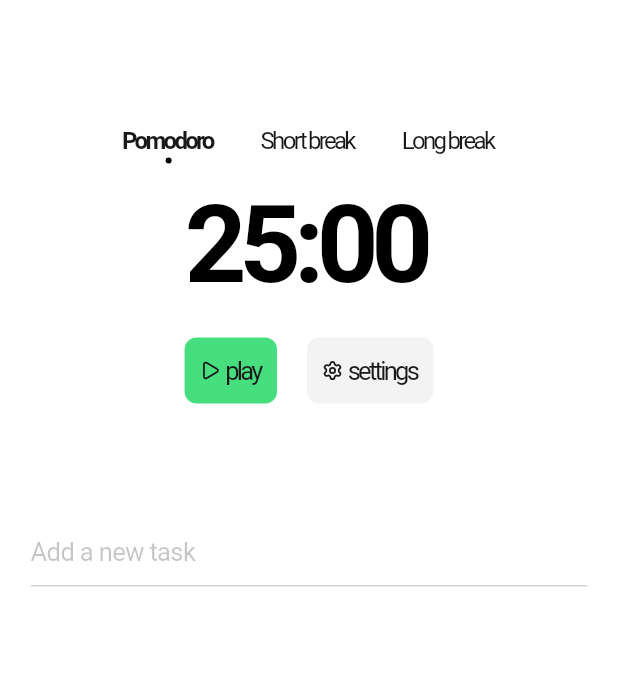
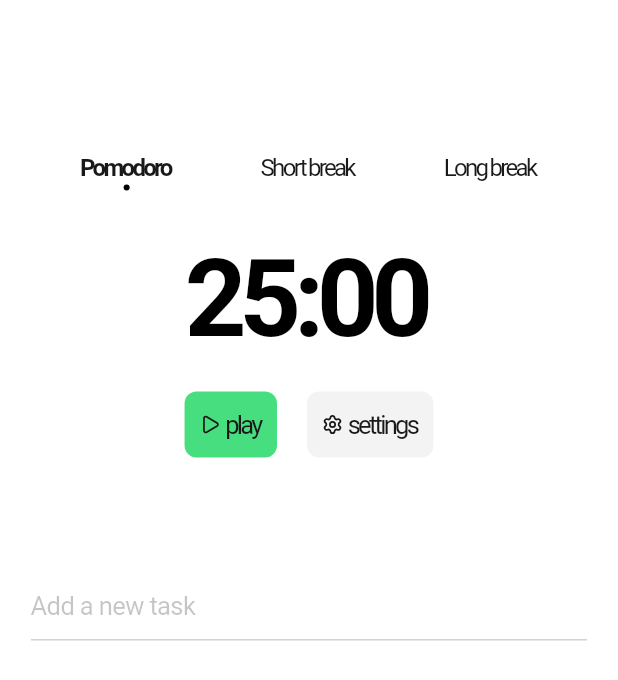
Before and after one commit to MeanRom/flutter-pomodoro, a Flutter app: the screen it shows after launch, on a phone screen of 412 x 824 dp. Shown: the top 680 px of the screen. Run offline on Flutter 3.47's test engine with Material 3 defaults, Android fonts, the light colour scheme and no system bars; our stand-ins replace lucide_icons_flutter.

Commit message:
feat: btn responsive

```diff
--- a/lib/widgets/navigation.dart
+++ b/lib/widgets/navigation.dart
@@ -38,10 +38,12 @@ class _NavigationState extends State<Navigation> {
                   CupertinoButton(
                     borderRadius: BorderRadius.circular(8),
                     mouseCursor: SystemMouseCursors.click,
-                    padding: const EdgeInsets.symmetric(
-                      horizontal: 16,
-                      vertical: 12,
-                    ),
+                    padding: MediaQuery.of(context).size.width > 600
+                        ? const EdgeInsets.symmetric(
+                            horizontal: 16,
+                            vertical: 12,
+                          )
+                        : const EdgeInsets.all(30),
                     onPressed: () {
                       // Update button states
                       for (var b in buttons) {
```
